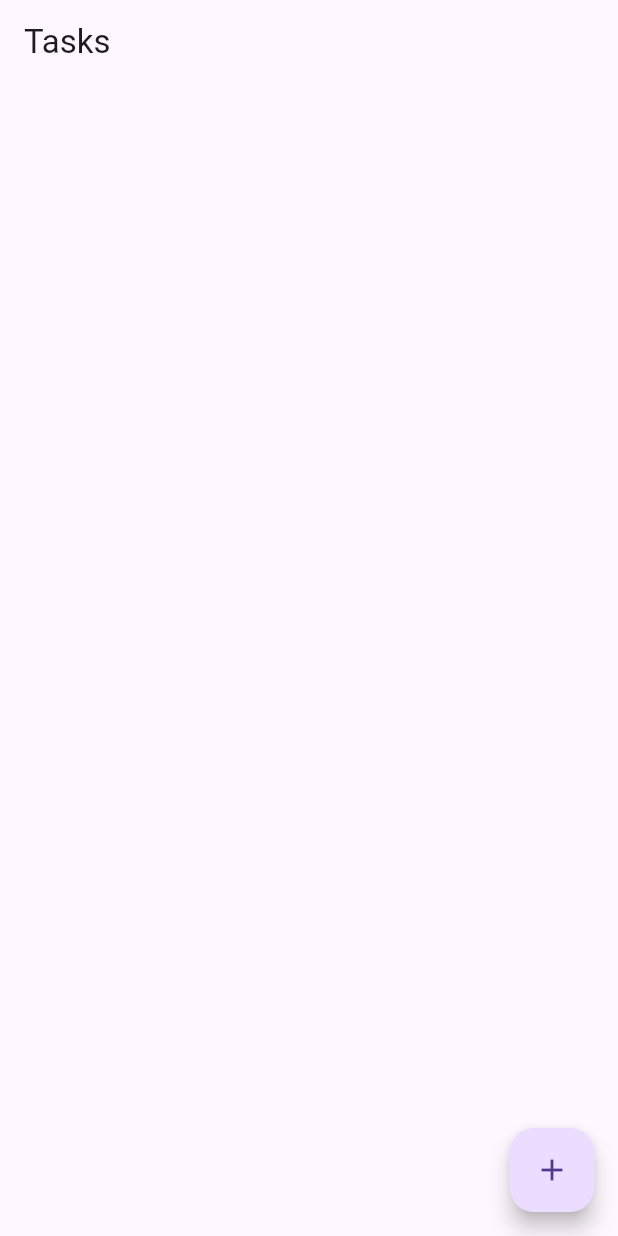
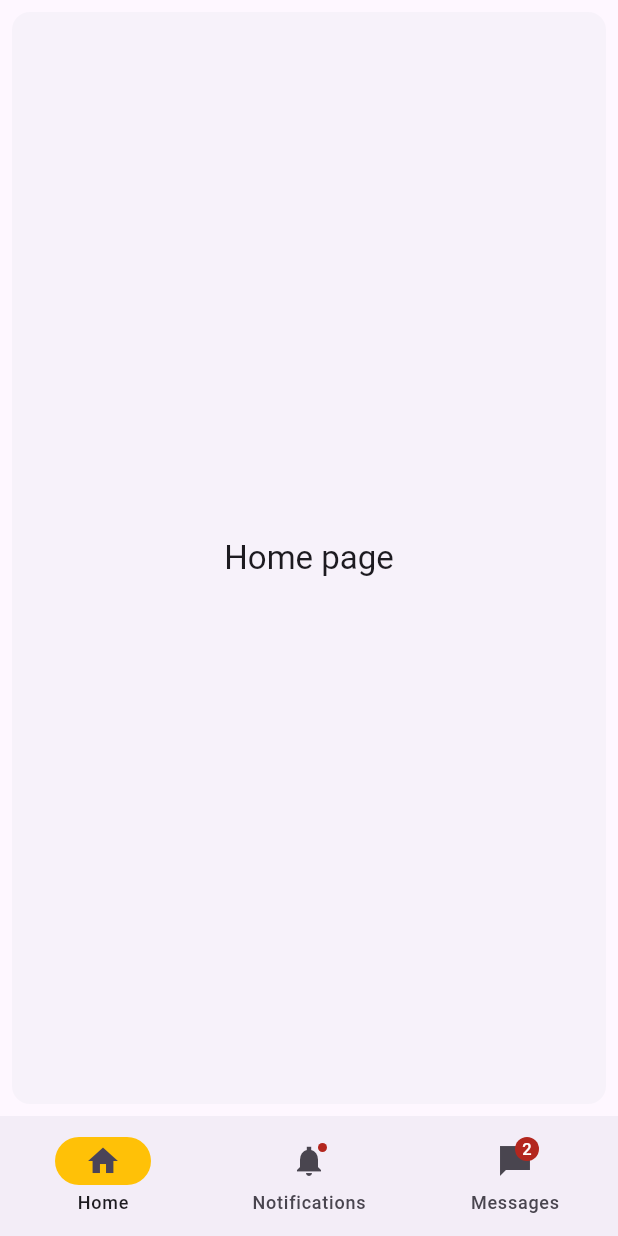
Before and after one commit to shokhrukhorolov/practice_ui, a Flutter app: the screen it shows after launch, on a phone screen of 412 x 824 dp. Run offline on Flutter 3.47's test engine with Material 3 defaults, Android fonts, the phone set to English and light mode, and no system bars.

Commit message:
first out of 3 extra exercises completed

```diff
--- a/lib/flutter_practice_log/practice_2_25_09.dart
+++ b/lib/flutter_practice_log/practice_2_25_09.dart
@@ -35,6 +35,25 @@
 //           Navigator.pop(context);
 //         },
 //         child: const Text('Go back'),
+//         ),
+//       ),
+//     );
+//   }
+// }
+//
+// class DomThree extends StatelessWidget {
+//   const DomThree({super.key});
+//
+//   @override
+//   Widget build(BuildContext context) {
+//     return Scaffold(
+//       appBar: AppBar(title:  Text('Screen SECONDU')),
+//       backgroundColor: Colors.white,
+//       body: Center(
+//         child: ElevatedButton(onPressed: () {
+//           Navigator.pop(context);
+//         },
+//           child: const Text('Go back'),
 //         ),
 //       ),
 //     );
@@ -183,32 +202,156 @@
 // }
 
 
-class TaskListScreen extends StatefulWidget {
-  const TaskListScreen({super.key});
+// class TaskListScreen extends StatefulWidget {
+//   const TaskListScreen({super.key});
+//
+//   @override
+//   State<TaskListScreen> createState() => _TaskListScreenState();
+// }
+//
+// class _TaskListScreenState extends State<TaskListScreen> {
+//   List<String> tasks = [];
+//
+//   void addTask() {
+//     setState(() {
+//       tasks.add("Task ${tasks.length + 1}");
+//     });
+//   }
+//
+//   @override
+//   Widget build(BuildContext context) {
+//     return Scaffold(
+//       appBar: AppBar(title: Text("Tasks")),
+//       body: ListView.builder(
+//           itemCount: tasks.length,
+//           itemBuilder: (context, index) {
+//             return ListTile(title: Text(tasks[index]),);},
+//       ),
+//       floatingActionButton: FloatingActionButton(onPressed: addTask, child: Icon(Icons.add),),
+//     );
+//   }
+// }
 
-  @override
-  State<TaskListScreen> createState() => _TaskListScreenState();
-}
-
-class _TaskListScreenState extends State<TaskListScreen> {
-  List<String> tasks = [];
-
-  void addTask() {
-    setState(() {
-      tasks.add("Task ${tasks.length + 1}");
-    });
-  }
+class NavigationBarApp extends StatelessWidget {
+  const NavigationBarApp({super.key});
 
   @override
   Widget build(BuildContext context) {
+    return const MaterialApp(home: NavigationExample());
+  }
+}
+
+class NavigationExample extends StatefulWidget {
+  const NavigationExample({super.key});
+
+  @override
+  State<NavigationExample> createState() => _NavigationExampleState();
+}
+
+class _NavigationExampleState extends State<NavigationExample> {
+  int currentPageIndex = 0;
+
+  @override
+  Widget build(BuildContext context) {
+    final ThemeData theme = Theme.of(context);
     return Scaffold(
-      appBar: AppBar(title: Text("Tasks")),
-      body: ListView.builder(
-          itemCount: tasks.length,
-          itemBuilder: (context, index) {
-            return ListTile(title: Text(tasks[index]),);},
+      bottomNavigationBar: NavigationBar(
+        onDestinationSelected: (int index) {
+          setState(() {
+            currentPageIndex = index;
+          });
+        },
+        indicatorColor: Colors.amber,
+        selectedIndex: currentPageIndex,
+        destinations: const <Widget>[
+          NavigationDestination(
+            selectedIcon: Icon(Icons.home),
+            icon: Icon(Icons.home_outlined),
+            label: 'Home',
+          ),
+          NavigationDestination(
+            icon: Badge(child: Icon(Icons.notifications_sharp)),
+            label: 'Notifications',
+          ),
+          NavigationDestination(
+            icon: Badge(label: Text('2'), child: Icon(Icons.messenger_sharp)),
+            label: 'Messages',
+          ),
+        ],
       ),
-      floatingActionButton: FloatingActionButton(onPressed: addTask, child: Icon(Icons.add),),
+      body: <Widget>[
+        /// Home page
+        Card(
+          shadowColor: Colors.transparent,
+          margin: const EdgeInsets.all(8.0),
+          child: SizedBox.expand(
+            child: Center(child: Text('Home page', style: theme.textTheme.titleLarge)),
+          ),
+        ),
+
+        /// Notifications page
+        const Padding(
+          padding: EdgeInsets.all(8.0),
+          child: Column(
+            children: <Widget>[
+              Card(
+                child: ListTile(
+                  leading: Icon(Icons.notifications_sharp),
+                  title: Text('Notification 1'),
+                  subtitle: Text('This is a notification'),
+                ),
+              ),
+              Card(
+                child: ListTile(
+                  leading: Icon(Icons.notifications_sharp),
+                  title: Text('Notification 2'),
+                  subtitle: Text('This is a notification'),
+                ),
+              ),
+            ],
+          ),
+        ),
+
+        /// Messages page
+        ListView.builder(
+          reverse: true,
+          itemCount: 2,
+          itemBuilder: (BuildContext context, int index) {
+            if (index == 0) {
+              return Align(
+                alignment: Alignment.centerRight,
+                child: Container(
+                  margin: const EdgeInsets.all(8.0),
+                  padding: const EdgeInsets.all(8.0),
+                  decoration: BoxDecoration(
+                    color: theme.colorScheme.primary,
+                    borderRadius: BorderRadius.circular(8.0),
+                  ),
+                  child: Text(
+                    'Hello',
+                    style: theme.textTheme.bodyLarge!.copyWith(color: theme.colorScheme.onPrimary),
+                  ),
+                ),
+              );
+            }
+            return Align(
+              alignment: Alignment.centerLeft,
+              child: Container(
+                margin: const EdgeInsets.all(8.0),
+                padding: const EdgeInsets.all(8.0),
+                decoration: BoxDecoration(
+                  color: theme.colorScheme.primary,
+                  borderRadius: BorderRadius.circular(8.0),
+                ),
+                child: Text(
+                  'Hi!',
+                  style: theme.textTheme.bodyLarge!.copyWith(color: theme.colorScheme.onPrimary),
+                ),
+              ),
+            );
+          },
+        ),
+      ][currentPageIndex],
     );
   }
 }
--- a/lib/main.dart
+++ b/lib/main.dart
@@ -15,7 +15,7 @@
     return MaterialApp(
       debugShowCheckedModeBanner: false,
       title: "UI Practices",
-      home: TaskListScreen(),
+      home: NavigationBarApp(),
     );
   }
 }
```
